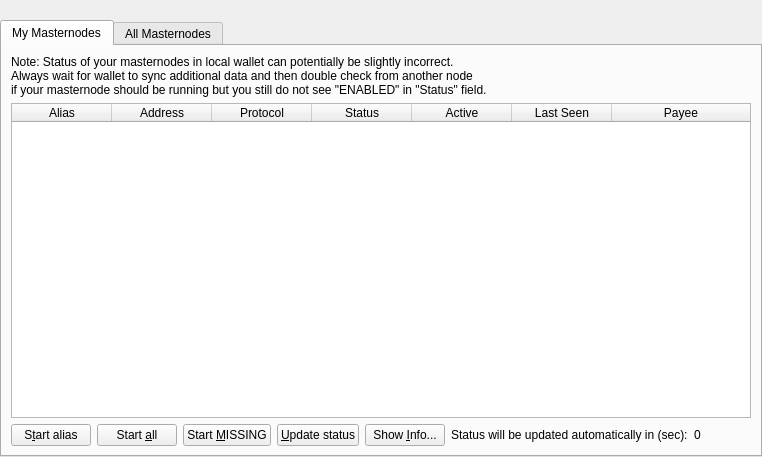
Before: the Qt Designer form src/qt/forms/masternodelist.ui in machinecoin-project/machinecoin-core, drawn with Qt 5.
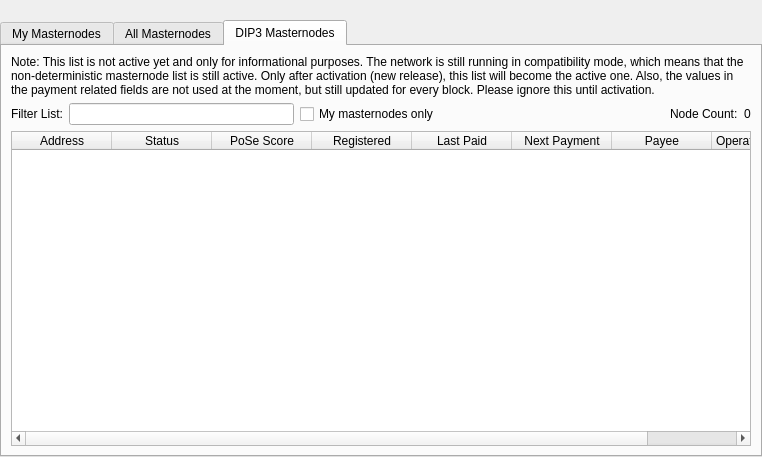
After: the same form once the commit is applied. The open tabs and pages were chosen to show the change.

Patch:
```diff
--- a/src/qt/forms/masternodelist.ui
+++ b/src/qt/forms/masternodelist.ui
@@ -316,6 +316,211 @@
             </widget>
            </item>
           </layout>
+         </item>
+         <item row="3" column="0">
+          <widget class="QTableWidget" name="tableWidgetMasternodes">
+           <property name="editTriggers">
+            <set>QAbstractItemView::NoEditTriggers</set>
+           </property>
+           <property name="alternatingRowColors">
+            <bool>true</bool>
+           </property>
+           <property name="selectionBehavior">
+            <enum>QAbstractItemView::SelectRows</enum>
+           </property>
+           <property name="selectionMode">
+            <enum>QAbstractItemView::NoSelection</enum>
+           </property>
+           <property name="sortingEnabled">
+            <bool>true</bool>
+           </property>
+           <attribute name="horizontalHeaderStretchLastSection">
+            <bool>true</bool>
+           </attribute>
+           <column>
+            <property name="text">
+             <string>Address</string>
+            </property>
+           </column>
+           <column>
+            <property name="text">
+             <string>Protocol</string>
+            </property>
+           </column>
+           <column>
+            <property name="text">
+             <string>Status</string>
+            </property>
+           </column>
+           <column>
+            <property name="text">
+             <string>Active</string>
+            </property>
+           </column>
+           <column>
+            <property name="text">
+             <string>Last Seen</string>
+            </property>
+           </column>
+           <column>
+            <property name="text">
+             <string>Payee</string>
+            </property>
+           </column>
+          </widget>
+         </item>
+         <item row="0" column="0">
+          <widget class="QLabel" name="legacyListNote">
+           <property name="text">
+            <string>&lt;html&gt;&lt;head/&gt;&lt;body&gt;&lt;p&gt;Note: This list represents the legacy and non-deterministic masternode list. It is only active as long as DIP3 has not been fully activated. After activation, this list will be empty.&lt;/p&gt;&lt;/body&gt;&lt;/html&gt;</string>
+           </property>
+           <property name="textFormat">
+            <enum>Qt::AutoText</enum>
+           </property>
+           <property name="wordWrap">
+            <bool>true</bool>
+           </property>
+          </widget>
+         </item>
+        </layout>
+       </widget>
+       <widget class="QWidget" name="tabDIP3Masternodes">
+        <attribute name="title">
+         <string>DIP3 Masternodes</string>
+        </attribute>
+        <layout class="QGridLayout" name="gridLayout_3">
+         <item row="1" column="0">
+          <layout class="QHBoxLayout" name="horizontalLayout_4">
+           <property name="bottomMargin">
+            <number>0</number>
+           </property>
+           <item>
+            <widget class="QLabel" name="label_filter_2">
+             <property name="text">
+              <string>Filter List:</string>
+             </property>
+            </widget>
+           </item>
+           <item>
+            <widget class="QLineEdit" name="filterLineEditDIP3">
+             <property name="toolTip">
+              <string>Filter masternode list</string>
+             </property>
+            </widget>
+           </item>
+           <item>
+            <widget class="QCheckBox" name="checkBoxMyMasternodesOnly">
+             <property name="toolTip">
+              <string>Show only masternodes this wallet has keys for.</string>
+             </property>
+             <property name="text">
+              <string>My masternodes only</string>
+             </property>
+            </widget>
+           </item>
+           <item>
+            <spacer name="horizontalSpacer_4">
+             <property name="orientation">
+              <enum>Qt::Horizontal</enum>
+             </property>
+             <property name="sizeHint" stdset="0">
+              <size>
+               <width>10</width>
+               <height>20</height>
+              </size>
+             </property>
+            </spacer>
+           </item>
+           <item>
+            <widget class="QLabel" name="label_count_2">
+             <property name="text">
+              <string>Node Count:</string>
+             </property>
+            </widget>
+           </item>
+           <item>
+            <widget class="QLabel" name="countLabelDIP3">
+             <property name="text">
+              <string>0</string>
+             </property>
+            </widget>
+           </item>
+          </layout>
+         </item>
+         <item row="2" column="0">
+          <widget class="QTableWidget" name="tableWidgetMasternodesDIP3">
+           <property name="editTriggers">
+            <set>QAbstractItemView::NoEditTriggers</set>
+           </property>
+           <property name="alternatingRowColors">
+            <bool>true</bool>
+           </property>
+           <property name="selectionMode">
+            <enum>QAbstractItemView::SingleSelection</enum>
+           </property>
+           <property name="selectionBehavior">
+            <enum>QAbstractItemView::SelectRows</enum>
+           </property>
+           <property name="sortingEnabled">
+            <bool>true</bool>
+           </property>
+           <attribute name="horizontalHeaderStretchLastSection">
+            <bool>true</bool>
+           </attribute>
+           <column>
+            <property name="text">
+             <string>Address</string>
+            </property>
+           </column>
+           <column>
+            <property name="text">
+             <string>Status</string>
+            </property>
+           </column>
+           <column>
+            <property name="text">
+             <string>PoSe Score</string>
+            </property>
+           </column>
+           <column>
+            <property name="text">
+             <string>Registered</string>
+            </property>
+           </column>
+           <column>
+            <property name="text">
+             <string>Last Paid</string>
+            </property>
+           </column>
+           <column>
+            <property name="text">
+             <string>Next Payment</string>
+            </property>
+           </column>
+           <column>
+            <property name="text">
+             <string>Payee</string>
+            </property>
+           </column>
+           <column>
+            <property name="text">
+             <string>Operator Reward</string>
+            </property>
+           </column>
+          </widget>
+         </item>
+         <item row="0" column="0">
+          <widget class="QLabel" name="dip3NoteLabel">
+           <property name="text">
+            <string>&lt;html&gt;&lt;head/&gt;&lt;body&gt;&lt;p&gt;Note: This list is not active yet and only for informational purposes. The network is still running in compatibility mode, which means that the non-deterministic masternode list is still active. Only after activation (new release), this list will become the active one. Also, the values in the payment related fields are not used at the moment, but still updated for every block. Please ignore this until activation.&lt;/p&gt;&lt;/body&gt;&lt;/html&gt;</string>
+           </property>
+           <property name="textFormat">
+            <enum>Qt::AutoText</enum>
+           </property>
+           <property name="wordWrap">
+            <bool>true</bool>
+           </property>
+          </widget>
          </item>
         </layout>
        </widget>
```
Left out of the diff: 54 changed lines with no effect on the pictures.
